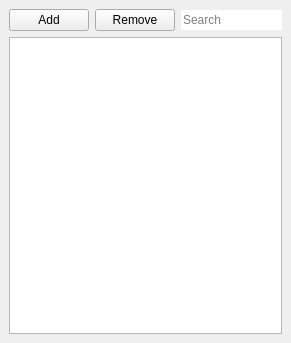
Above: remember_words_gui_template_1.ui from LeftFoot2/Remember-Words before the change. Below: the same form after it.
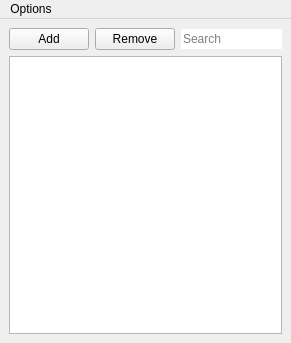
That is the form after the change.

```diff
--- a/remember_words_gui_template_1.ui
+++ b/remember_words_gui_template_1.ui
@@ -79,7 +79,25 @@
     </item>
    </layout>
   </widget>
-  <action name="actionAdd">
+  <widget class="QMenuBar" name="menuBar">
+   <property name="geometry">
+    <rect>
+     <x>0</x>
+     <y>0</y>
+     <width>291</width>
+     <height>26</height>
+    </rect>
+   </property>
+   <widget class="QMenu" name="menuOptions">
+    <property name="title">
+     <string>Options</string>
+    </property>
+    <addaction name="actionSettings"/>
+    <addaction name="actionDownload_Database"/>
+   </widget>
+   <addaction name="menuOptions"/>
+  </widget>
+  <action name="actionSettings">
    <property name="text">
     <string>Add</string>
    </property>
```
Left out of the diff: 9 changed lines with no effect on the pictures.
